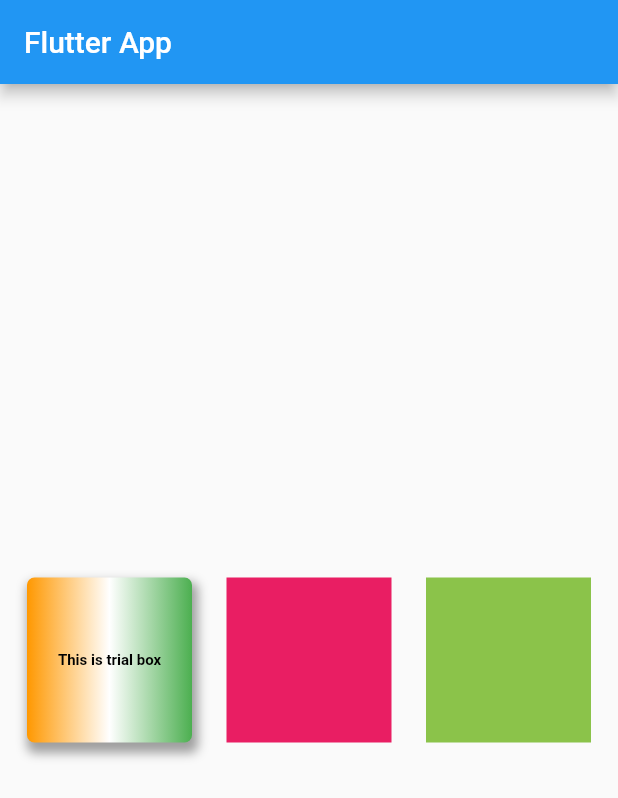
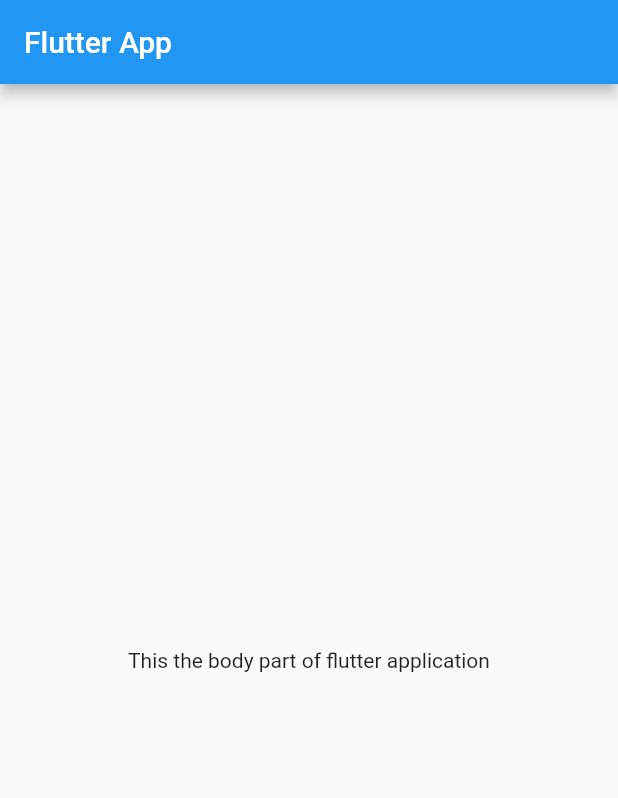
Before and after one commit to khushaldama/flutter-trialapp, a Flutter app: the screen it shows after launch, on a phone screen of 412 x 824 dp. Shown: the top 798 px of the screen. Run offline on Flutter 3.47's test engine with Material 2 defaults, Android fonts, the phone set to English and light mode, and no system bars.

Commit message:
ch2 completed

```diff
--- a/lib/main.dart
+++ b/lib/main.dart
@@ -1,5 +1,5 @@
 import 'package:flutter/material.dart';
-import 'package:flutter/rendering.dart';
+import 'package:flutter/cupertino.dart';
 
 void main() {
   runApp(MaterialApp(
@@ -14,59 +14,12 @@ class HomePage extends StatelessWidget {
   @override
   Widget build(BuildContext context) {
     return Scaffold(
-        appBar: AppBar(
-          title: Text("Flutter App"),
-        ),
-        body: Container(
-          width: MediaQuery.of(context).size.width,
-          height: MediaQuery.of(context).size.height,
-          child: Row(
-              mainAxisAlignment: MainAxisAlignment.spaceEvenly,
-              crossAxisAlignment: CrossAxisAlignment.center,
-              children: <Widget>[
-                Container(
-                  //padding: const EdgeInsets.all(12),
-                  alignment: Alignment.center,
-                  //color: Colors.yellow,
-                  margin: const EdgeInsets.all(5),
-                  width: 110,
-                  height: 110,
-
-                  decoration: BoxDecoration(
-                      borderRadius: BorderRadius.circular(5),
-                      boxShadow: [
-                        BoxShadow(
-                            color: Colors.grey,
-                            blurRadius: 5,
-                            spreadRadius: 2,
-                            offset: Offset(2.0, 5.0))
-                      ],
-                      //color: Colors.orangeAccent,
-                      gradient: LinearGradient(colors: [
-                        Colors.orange,
-                        Colors.white,
-                        Colors.green,
-                      ])),
-                  child: Text("This is trial box",
-                      textAlign: TextAlign.center,
-                      style: TextStyle(
-                          color: Colors.black,
-                          fontWeight: FontWeight.bold,
-                          fontSize: 10)),
-                ),
-                Container(
-                  margin: const EdgeInsets.all(5),
-                  width: 110,
-                  height: 110,
-                  color: Colors.pink,
-                ),
-                Container(
-                  margin: const EdgeInsets.all(5),
-                  width: 110,
-                  height: 110,
-                  color: Colors.lightGreen,
-                )
-              ]),
-        ));
+      appBar: AppBar(
+        title: Text("Flutter App"),
+      ),
+      body: Container(
+        child: Center(child: Text("This the body part of flutter application")),
+      ),
+    );
   }
 }
```
